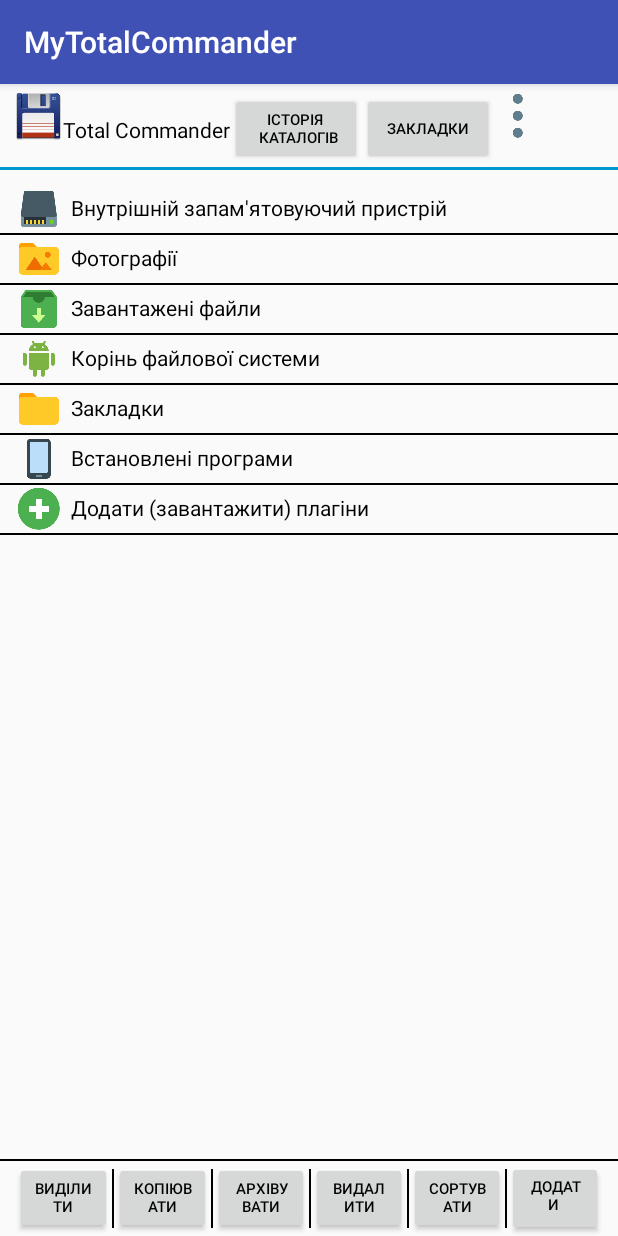
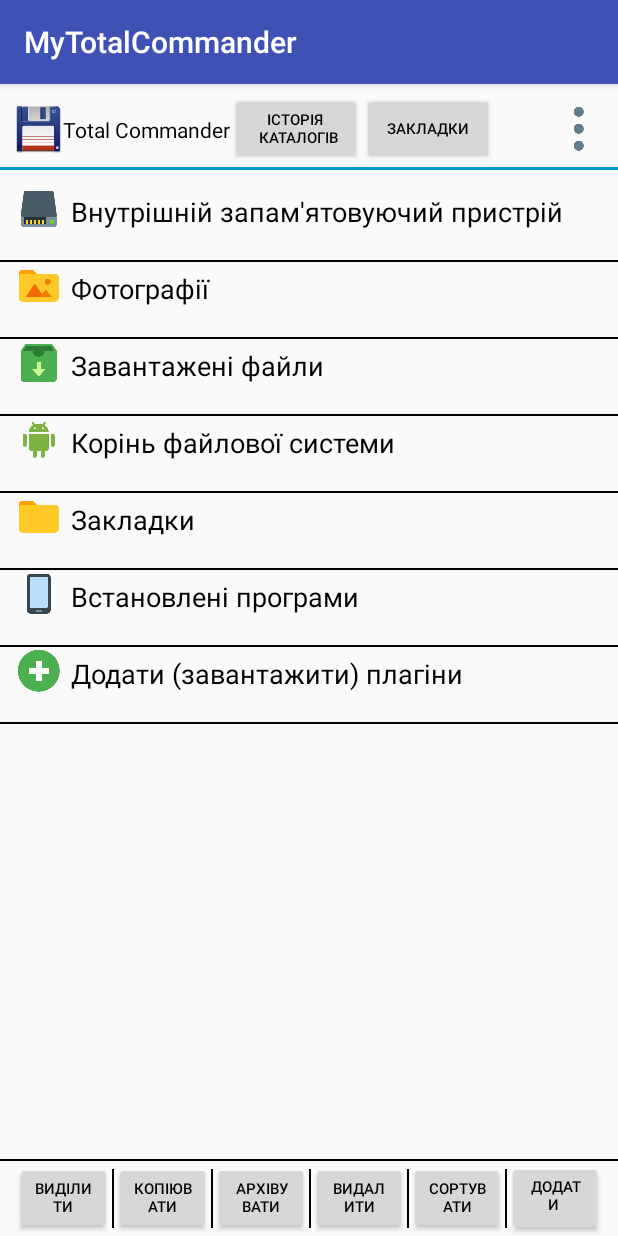
Before and after one commit to EugeneNadizhko/MyTotalCommander, an Android app: the screen it shows after launch (MainActivity), on a phone screen of 412 x 824 dp. Run offline under Robolectric (Android 15) with nearby library versions, the phone set to English and light mode, and no system bars.

Commit message:
13.06.2017

```diff
--- a/app/build.gradle
+++ b/app/build.gradle
@@ -20,11 +20,13 @@ android {
 }
 
 dependencies {
-    compile fileTree(dir: 'libs', include: ['*.jar'])
+    compile fileTree(include: ['*.jar'], dir: 'libs')
     androidTestCompile('com.android.support.test.espresso:espresso-core:2.2.2', {
         exclude group: 'com.android.support', module: 'support-annotations'
     })
     compile 'com.android.support:appcompat-v7:25.3.1'
     compile 'com.android.support.constraint:constraint-layout:1.0.2'
+    compile 'com.android.support:support-v4:25.3.1'
     testCompile 'junit:junit:4.12'
+    compile 'com.android.support:recyclerview-v7:25.3.1'
 }
--- a/app/src/main/AndroidManifest.xml
+++ b/app/src/main/AndroidManifest.xml
@@ -1,6 +1,8 @@
 <?xml version="1.0" encoding="utf-8"?>
 <manifest xmlns:android="http://schemas.android.com/apk/res/android"
     package="com.wayapp.mytotalcommander">
+
+    <uses-permission android:name="android.permission.READ_EXTERNAL_STORAGE"/>
 
     <application
         android:allowBackup="true"
--- a/app/src/main/java/com/wayapp/mytotalcommander/MainActivity.java
+++ b/app/src/main/java/com/wayapp/mytotalcommander/MainActivity.java
@@ -1,13 +1,37 @@
 package com.wayapp.mytotalcommander;
 
+import android.content.Intent;
+import android.support.v4.app.FragmentTransaction;
 import android.support.v7.app.AppCompatActivity;
 import android.os.Bundle;
+import android.view.View;
+import android.widget.LinearLayout;
 
 public class MainActivity extends AppCompatActivity {
+
+    LinearLayout customToolBarBackHome;
 
     @Override
     protected void onCreate(Bundle savedInstanceState) {
         super.onCreate(savedInstanceState);
         setContentView(R.layout.main_activity);
+
+        customToolBarBackHome = (LinearLayout)findViewById(R.id.custom_tool_bar_back_home);
+        customToolBarBackHome.setOnClickListener(new View.OnClickListener() {
+            @Override
+            public void onClick(View v) {
+                setContentView(R.layout.fragment_container);
+                RecyclerViewFragment recyclerViewFragment= new RecyclerViewFragment();
+                FragmentTransaction fragmentTransaction = getSupportFragmentManager().beginTransaction();
+                fragmentTransaction.replace(R.id.fragment_container, recyclerViewFragment)
+                        .addToBackStack("RecyclerViewFragment")
+                        .commit();
+            }
+        });
+    }
+
+    @Override
+    public void onBackPressed(){
+        startActivity(new Intent(this, MainActivity.class));
     }
 }
--- a/app/src/main/res/layout/main_activity.xml
+++ b/app/src/main/res/layout/main_activity.xml
@@ -26,7 +26,8 @@
             <ImageView
                 android:layout_width="wrap_content"
                 android:layout_height="wrap_content"
-                android:background="@drawable/total_commander"/>
+                android:background="@drawable/total_commander"
+                android:layout_gravity="center"/>
 
             <TextView
                 android:layout_width="wrap_content"
@@ -55,11 +56,17 @@
             android:layout_gravity="center"
             android:textColor="@android:color/black"/>
 
+        <Space
+            android:layout_width="match_parent"
+            android:layout_height="match_parent"
+            android:layout_weight="1"/>
+
         <ImageButton
             android:id="@+id/custom_tool_bar_menu_button"
             android:layout_width="wrap_content"
             android:layout_height="wrap_content"
-            android:background="@drawable/icons8_menu_2_96"/>
+            android:background="@drawable/icons8_menu_2_96"
+            android:layout_gravity="center_vertical"/>
 
     </LinearLayout>
 
@@ -74,19 +81,20 @@
         android:id="@+id/ssd_layout"
         android:orientation="horizontal"
         android:layout_width="match_parent"
-        android:layout_height="wrap_content"
+        android:layout_height="50dp"
         android:layout_marginLeft="10dp"
         android:layout_marginRight="10dp">
 
         <ImageView
+            android:id="@+id/imageView"
             android:layout_width="wrap_content"
             android:layout_height="wrap_content"
-            android:background="@drawable/icons8_ssd_96"/>
+            android:background="@drawable/icons8_ssd_96" />
 
         <LinearLayout
             android:orientation="vertical"
             android:layout_width="match_parent"
-            android:layout_height="match_parent"
+            android:layout_height="wrap_content"
             android:layout_marginLeft="5dp">
 
             <TextView
@@ -95,6 +103,7 @@
                 android:layout_marginTop="5dp"
                 android:layout_marginBottom="5dp"
                 android:textColor="@android:color/black"
+                android:textSize="18sp"
                 android:text="@string/inner_ssd"/>
 
             <TextView
@@ -118,7 +127,7 @@
         android:id="@+id/photo_layout"
         android:orientation="horizontal"
         android:layout_width="match_parent"
-        android:layout_height="wrap_content"
+        android:layout_height="50dp"
         android:layout_marginLeft="10dp"
         android:layout_marginRight="10dp">
 
@@ -130,7 +139,7 @@
         <LinearLayout
             android:orientation="vertical"
             android:layout_width="match_parent"
-            android:layout_height="match_parent"
+            android:layout_height="wrap_content"
             android:layout_marginLeft="5dp">
 
             <TextView
@@ -139,6 +148,7 @@
                 android:layout_marginTop="5dp"
                 android:layout_marginBottom="5dp"
                 android:textColor="@android:color/black"
+                android:textSize="18sp"
                 android:text="@string/photo"/>
 
             <TextView
@@ -162,7 +172,7 @@
         android:id="@+id/loaded_files_layout"
         android:orientation="horizontal"
         android:layout_width="match_parent"
-        android:layout_height="wrap_content"
+        android:layout_height="50dp"
         android:layout_marginLeft="10dp"
         android:layout_marginRight="10dp">
 
@@ -183,6 +193,7 @@
                 android:layout_marginTop="5dp"
                 android:layout_marginBottom="5dp"
                 android:textColor="@android:color/black"
+                android:textSize="18sp"
                 android:text="@string/loaded_files"/>
 
             <TextView
@@ -206,7 +217,7 @@
         android:id="@+id/file_system_root_layout"
         android:orientation="horizontal"
         android:layout_width="match_parent"
-        android:layout_height="wrap_content"
+        android:layout_height="50dp"
         android:layout_marginLeft="10dp"
         android:layout_marginRight="10dp">
 
@@ -227,6 +238,7 @@
                 android:layout_marginTop="5dp"
                 android:layout_marginBottom="5dp"
                 android:textColor="@android:color/black"
+                android:textSize="18sp"
                 android:text="@string/file_system_root"/>
 
             <TextView
@@ -250,7 +262,7 @@
         android:id="@+id/tabs_layout"
         android:orientation="horizontal"
         android:layout_width="match_parent"
-        android:layout_height="wrap_content"
+        android:layout_height="50dp"
         android:layout_marginLeft="10dp"
         android:layout_marginRight="10dp">
 
@@ -271,6 +283,7 @@
                 android:layout_marginTop="5dp"
                 android:layout_marginBottom="5dp"
                 android:textColor="@android:color/black"
+                android:textSize="18sp"
                 android:text="@string/tabs"/>
 
             <TextView
@@ -294,7 +307,7 @@
         android:id="@+id/installed_programs_layout"
         android:orientation="horizontal"
         android:layout_width="match_parent"
-        android:layout_height="wrap_content"
+        android:layout_height="50dp"
         android:layout_marginLeft="10dp"
         android:layout_marginRight="10dp">
 
@@ -315,6 +328,7 @@
                 android:layout_marginTop="5dp"
                 android:layout_marginBottom="5dp"
                 android:textColor="@android:color/black"
+                android:textSize="18sp"
                 android:text="@string/installed_programs"/>
 
             <TextView
@@ -338,7 +352,7 @@
         android:id="@+id/add_plugins_layout"
         android:orientation="horizontal"
         android:layout_width="match_parent"
-        android:layout_height="wrap_content"
+        android:layout_height="50dp"
         android:layout_marginLeft="10dp"
         android:layout_marginRight="10dp">
 
@@ -359,6 +373,7 @@
                 android:layout_marginTop="5dp"
                 android:layout_marginBottom="5dp"
                 android:textColor="@android:color/black"
+                android:textSize="18sp"
                 android:text="@string/add_load_plugins"/>
 
             <TextView
--- a/app/src/main/res/values/strings.xml
+++ b/app/src/main/res/values/strings.xml
@@ -16,4 +16,7 @@
     <string name="tabs">Закладки</string>
     <string name="installed_programs">Встановлені програми</string>
     <string name="add_load_plugins">Додати (завантажити) плагіни</string>
+
+    <!-- TODO: Remove or change this placeholder text -->
+    <string name="hello_blank_fragment">Hello blank fragment</string>
 </resources>
```
Also changed, not shown: app/src/main/java/com/wayapp/mytotalcommander/MyTCAdapter.java (added, +78 -0 lines), app/src/main/java/com/wayapp/mytotalcommander/RecyclerViewFragment.java (added, +64 -0 lines), app/src/main/res/layout/fragment_container.xml (added, +9 -0 lines), app/src/main/res/layout/my_tc_recycler_view_row.xml (added, +40 -0 lines), app/src/main/res/layout/recycler_view_fragment.xml (added, +15 -0 lines).
